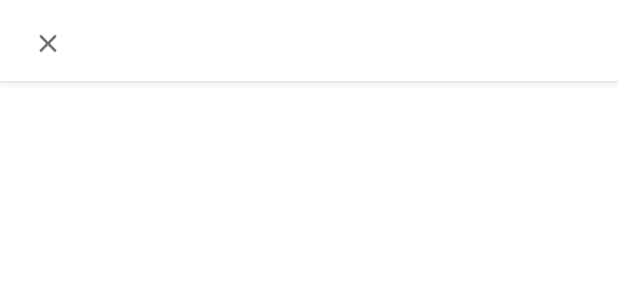
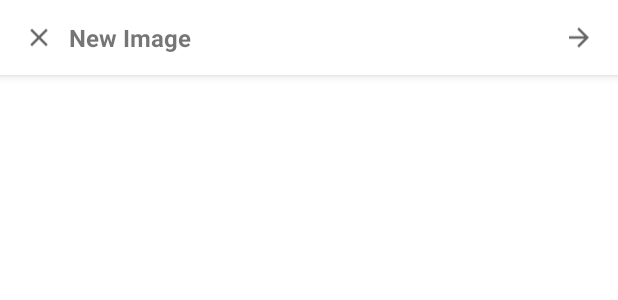
Before and after one commit to annakim93/ada-c14-capstone, an Android app: the layout activity_add_image.xml on its own in the app's theme, with its tools: preview values and no code run, on a phone screen of 412 x 824 dp. Shown: the top 300 px of the screen. Run offline under Robolectric (Android 15) with nearby library versions, the phone set to English and light mode, and no system bars.

Commit message:
top action bar for add new image activity

```diff
--- /dev/null
+++ b/app/src/main/res/drawable/ic_baseline_arrow_forward_24.xml
@@ -0,0 +1,11 @@
+<vector xmlns:android="http://schemas.android.com/apk/res/android"
+    android:width="24dp"
+    android:height="24dp"
+    android:viewportWidth="24"
+    android:viewportHeight="24"
+    android:tint="?attr/colorControlNormal"
+    android:autoMirrored="true">
+  <path
+      android:fillColor="@android:color/white"
+      android:pathData="M12,4l-1.41,1.41L16.17,11H4v2h12.17l-5.58,5.59L12,20l8,-8z"/>
+</vector>
--- a/app/src/main/res/layout/activity_add_image.xml
+++ b/app/src/main/res/layout/activity_add_image.xml
@@ -16,21 +16,42 @@
             android:id="@+id/add_img_toolbar"
             android:layout_width="match_parent"
             android:layout_height="50dp"
-            android:layout_marginTop="4dp"
-            android:layout_marginRight="6dp"
-            android:layout_marginLeft="6dp"
             android:background="@android:color/white">
 
             <RelativeLayout
                 android:layout_width="match_parent"
-                android:layout_height="wrap_content">
+                android:layout_height="wrap_content"
+                android:layout_marginRight="16dp">
 
                 <ImageView
-                    android:id="@+id/close_add_img"
+                    android:id="@+id/close_add_img_btn"
                     android:layout_width="20dp"
                     android:layout_height="30dp"
+                    android:layout_alignParentStart="true"
                     android:layout_alignParentLeft="true"
                     android:src="@drawable/ic_baseline_close_24"/>
+
+                <TextView
+                    android:layout_width="wrap_content"
+                    android:layout_height="wrap_content"
+                    android:layout_alignParentStart="true"
+                    android:layout_alignParentLeft="true"
+                    android:layout_alignParentTop="true"
+                    android:layout_marginStart="30dp"
+                    android:layout_marginLeft="30dp"
+                    android:layout_marginTop="4dp"
+                    android:textSize="16dp"
+                    android:text="New Image"
+                    android:textStyle="bold"/>
+
+                <ImageView
+                    android:id="@+id/cont_add_img_btn"
+                    android:layout_width="20dp"
+                    android:layout_height="30dp"
+                    android:layout_alignParentEnd="true"
+                    android:layout_alignParentRight="true"
+                    android:src="@drawable/ic_baseline_arrow_forward_24"
+                    android:backgroundTint="@color/blue"/>
 
             </RelativeLayout>
 
```
